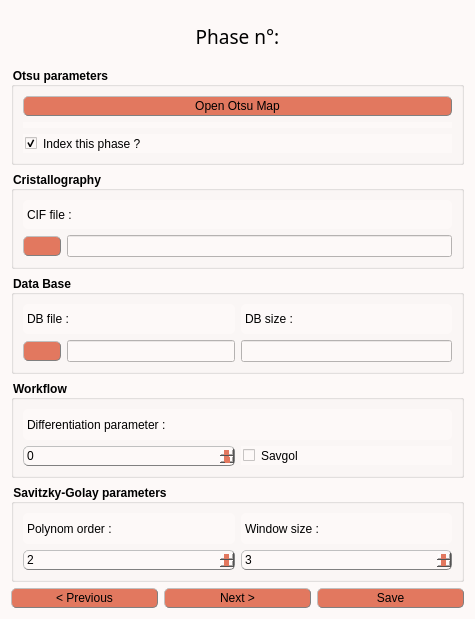
First picture: the form in indexGPU/phase_form_tempo.ui, repository Cyril-Langlois/indexGPU, before the edit.
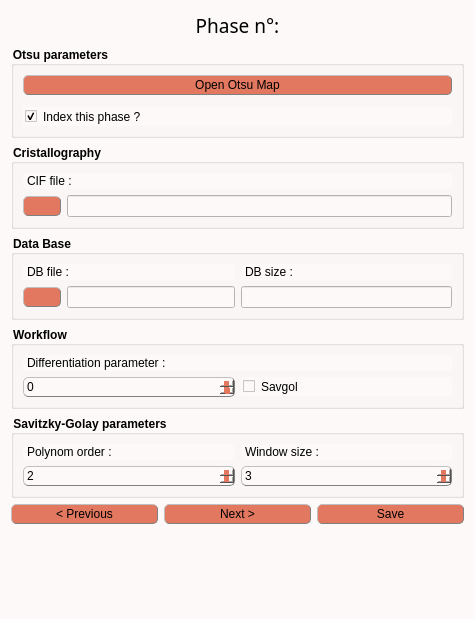
Second picture: the form after the edit. Icons and pictures are not drawn. Custom widgets are drawn as their Qt base class.

Commit message: MVC working with reload _ multi phase + legacy (but no cluster / otsu / grain)

Diff of the .ui file:
```diff
--- a/indexGPU/phase_form_tempo.ui
+++ b/indexGPU/phase_form_tempo.ui
@@ -661,6 +661,19 @@
          </item>
         </layout>
        </item>
+       <item>
+        <spacer name="verticalSpacer">
+         <property name="orientation">
+          <enum>Qt::Vertical</enum>
+         </property>
+         <property name="sizeHint" stdset="0">
+          <size>
+           <width>20</width>
+           <height>40</height>
+          </size>
+         </property>
+        </spacer>
+       </item>
       </layout>
      </item>
     </layout>
```
The commit also changes 6 other files.
